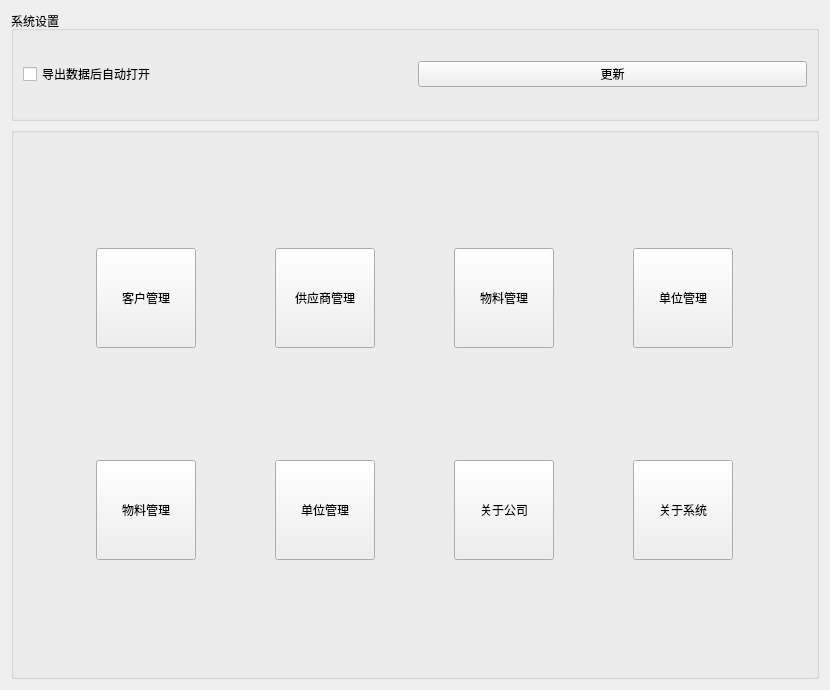
This is Qt/ERP/systemmanager.ui in superp2017/NTERP as Qt 5 draws it before an edit. The edited form follows.
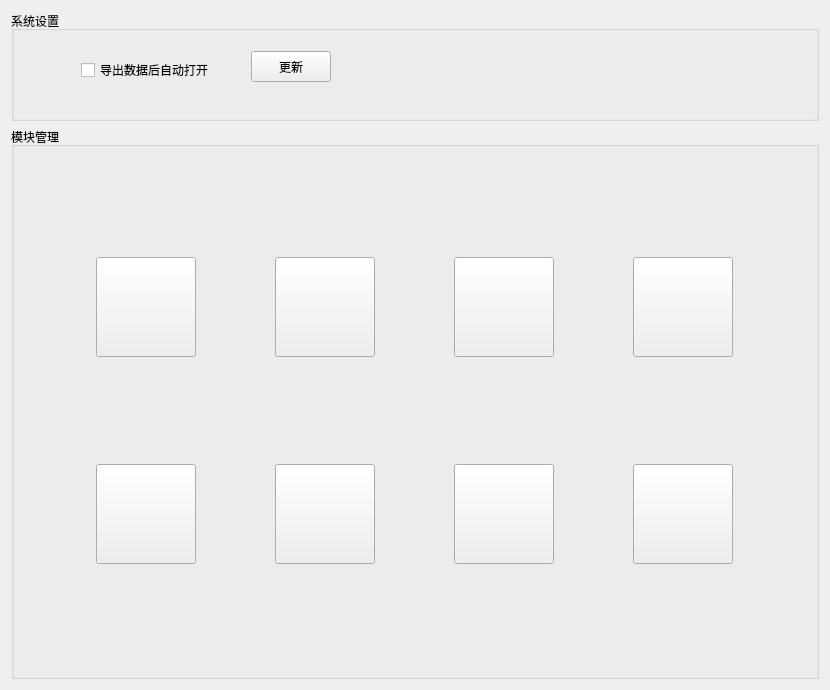
This is the edited form.

What changed in the file:
```diff
--- a/Qt/ERP/systemmanager.ui
+++ b/Qt/ERP/systemmanager.ui
@@ -19,68 +19,40 @@
      <property name="title">
       <string>系统设置</string>
      </property>
-     <layout class="QGridLayout" name="gridLayout_2">
-      <item row="0" column="0">
-       <widget class="QCheckBox" name="checkBox_export_open">
-        <property name="text">
-         <string>导出数据后自动打开</string>
-        </property>
-       </widget>
-      </item>
-      <item row="0" column="1">
-       <widget class="QPushButton" name="pushButton_update">
-        <property name="text">
-         <string>更新</string>
-        </property>
-       </widget>
-      </item>
-     </layout>
+     <widget class="QCheckBox" name="checkBox_export_open">
+      <property name="geometry">
+       <rect>
+        <x>70</x>
+        <y>50</y>
+        <width>133</width>
+        <height>18</height>
+       </rect>
+      </property>
+      <property name="text">
+       <string>导出数据后自动打开</string>
+      </property>
+     </widget>
+     <widget class="QPushButton" name="pushButton_update">
+      <property name="geometry">
+       <rect>
+        <x>240</x>
+        <y>40</y>
+        <width>80</width>
+        <height>31</height>
+       </rect>
+      </property>
+      <property name="text">
+       <string>更新</string>
+      </property>
+     </widget>
     </widget>
    </item>
    <item>
     <widget class="QGroupBox" name="groupBox_2">
      <property name="title">
-      <string/>
+      <string>模块管理</string>
      </property>
      <layout class="QGridLayout" name="gridLayout">
-      <item row="1" column="1">
-       <widget class="QPushButton" name="pushButton_9">
-        <property name="minimumSize">
-         <size>
-          <width>100</width>
-          <height>100</height>
-         </size>
-        </property>
-        <property name="maximumSize">
-         <size>
-          <width>100</width>
-          <height>100</height>
-         </size>
-        </property>
-        <property name="text">
-         <string>单位管理</string>
-        </property>
-       </widget>
-      </item>
-      <item row="0" column="0">
-       <widget class="QPushButton" name="pushButton_custon_manage">
-        <property name="minimumSize">
-         <size>
-          <width>100</width>
-          <height>100</height>
-         </size>
-        </property>
-        <property name="maximumSize">
-         <size>
-          <width>100</width>
-          <height>100</height>
-         </size>
-        </property>
-        <property name="text">
-         <string>客户管理</string>
-        </property>
-       </widget>
-      </item>
       <item row="1" column="3">
        <widget class="QPushButton" name="pushButton__about_system">
         <property name="minimumSize">
@@ -96,26 +68,7 @@
          </size>
         </property>
         <property name="text">
-         <string>关于系统</string>
-        </property>
-       </widget>
-      </item>
-      <item row="0" column="2">
-       <widget class="QPushButton" name="pushButton_mateial_manage">
-        <property name="minimumSize">
-         <size>
-          <width>100</width>
-          <height>100</height>
-         </size>
-        </property>
-        <property name="maximumSize">
-         <size>
-          <width>100</width>
-          <height>100</height>
-         </size>
-        </property>
-        <property name="text">
-         <string>物料管理</string>
+         <string/>
         </property>
        </widget>
       </item>
@@ -134,12 +87,12 @@
          </size>
         </property>
         <property name="text">
-         <string>关于公司</string>
+         <string/>
         </property>
        </widget>
       </item>
-      <item row="0" column="1">
-       <widget class="QPushButton" name="pushButton_supplier_manage">
+      <item row="1" column="1">
+       <widget class="QPushButton" name="pushButton_goodstype_manage">
         <property name="minimumSize">
          <size>
           <width>100</width>
@@ -153,30 +106,11 @@
          </size>
         </property>
         <property name="text">
-         <string>供应商管理</string>
+         <string/>
         </property>
        </widget>
       </item>
       <item row="1" column="0">
-       <widget class="QPushButton" name="pushButton_10">
-        <property name="minimumSize">
-         <size>
-          <width>100</width>
-          <height>100</height>
-         </size>
-        </property>
-        <property name="maximumSize">
-         <size>
-          <width>100</width>
-          <height>100</height>
-         </size>
-        </property>
-        <property name="text">
-         <string>物料管理</string>
-        </property>
-       </widget>
-      </item>
-      <item row="0" column="3">
        <widget class="QPushButton" name="pushButton_unit_manage">
         <property name="minimumSize">
          <size>
@@ -191,7 +125,83 @@
          </size>
         </property>
         <property name="text">
-         <string>单位管理</string>
+         <string/>
+        </property>
+       </widget>
+      </item>
+      <item row="0" column="3">
+       <widget class="QPushButton" name="pushButton_mateial_manage">
+        <property name="minimumSize">
+         <size>
+          <width>100</width>
+          <height>100</height>
+         </size>
+        </property>
+        <property name="maximumSize">
+         <size>
+          <width>100</width>
+          <height>100</height>
+         </size>
+        </property>
+        <property name="text">
+         <string/>
+        </property>
+       </widget>
+      </item>
+      <item row="0" column="2">
+       <widget class="QPushButton" name="pushButton_supplier_manage">
+        <property name="minimumSize">
+         <size>
+          <width>100</width>
+          <height>100</height>
+         </size>
+        </property>
+        <property name="maximumSize">
+         <size>
+          <width>100</width>
+          <height>100</height>
+         </size>
+        </property>
+        <property name="text">
+         <string/>
+        </property>
+       </widget>
+      </item>
+      <item row="0" column="1">
+       <widget class="QPushButton" name="pushButton_custon_manage">
+        <property name="minimumSize">
+         <size>
+          <width>100</width>
+          <height>100</height>
+         </size>
+        </property>
+        <property name="maximumSize">
+         <size>
+          <width>100</width>
+          <height>100</height>
+         </size>
+        </property>
+        <property name="text">
+         <string/>
+        </property>
+       </widget>
+      </item>
+      <item row="0" column="0">
+       <widget class="QPushButton" name="pushButton_newOrder">
+        <property name="minimumSize">
+         <size>
+          <width>100</width>
+          <height>100</height>
+         </size>
+        </property>
+        <property name="maximumSize">
+         <size>
+          <width>100</width>
+          <height>100</height>
+         </size>
+        </property>
+        <property name="text">
+         <string/>
         </property>
        </widget>
       </item>
```
